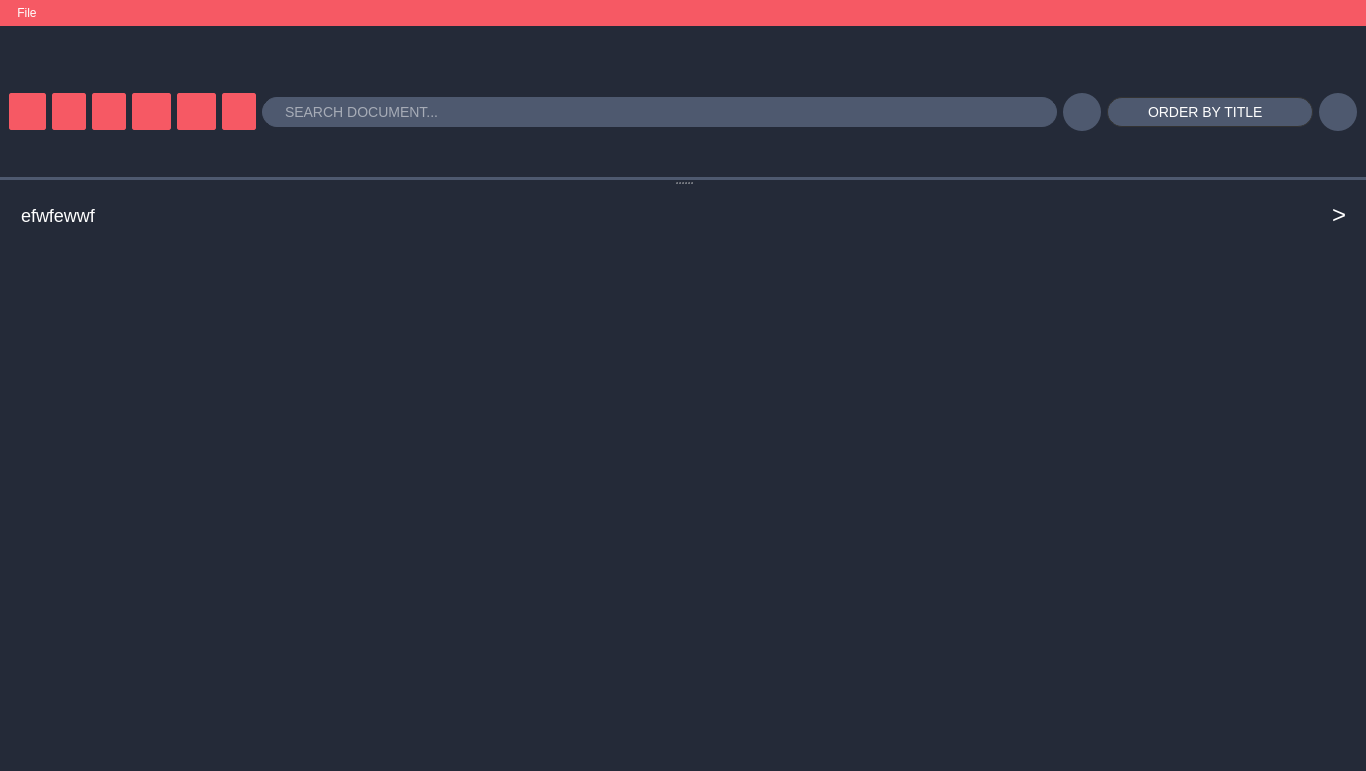
aleoli/Shared-Editor, file src/client/gui/ui/docsbrowser.ui: the form before one commit.
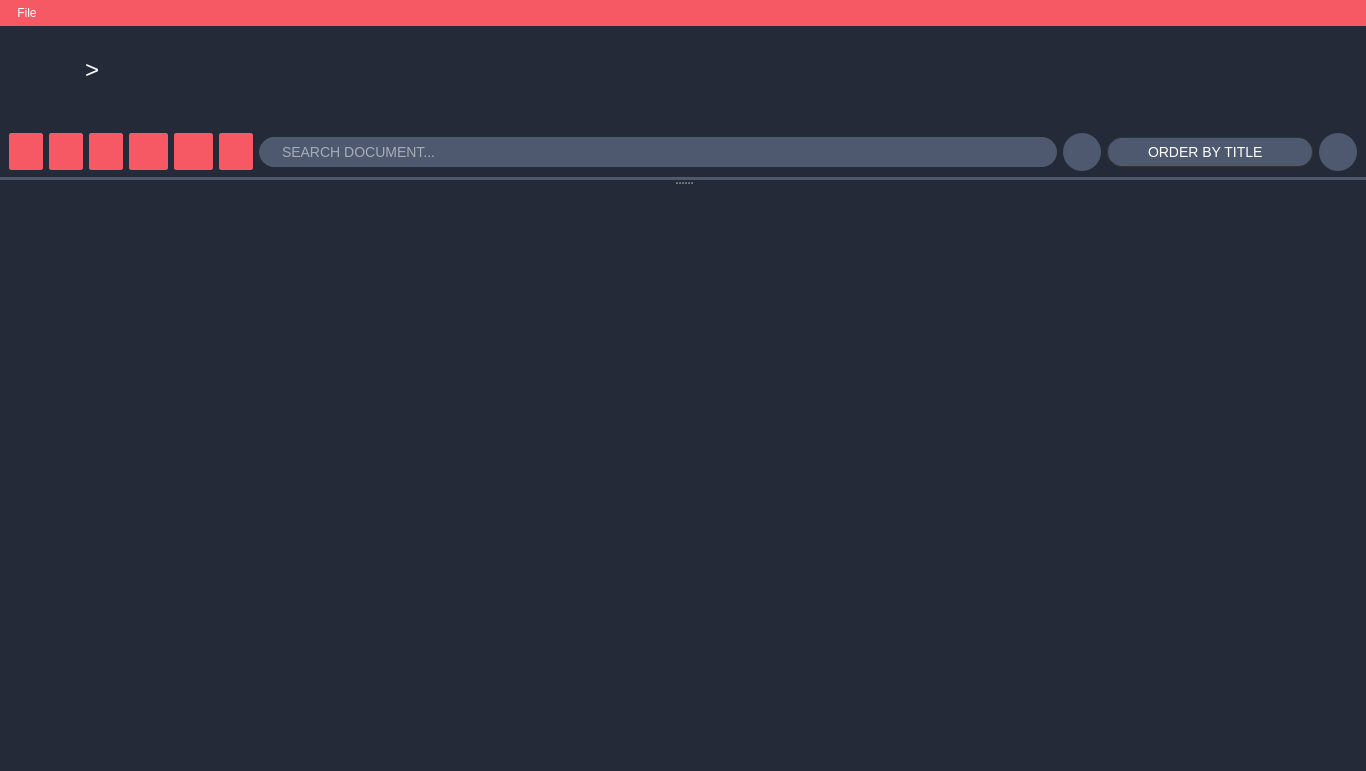
The form after the commit. Icons and pictures are not drawn.

Patch:
```diff
--- a/src/client/gui/ui/docsbrowser.ui
+++ b/src/client/gui/ui/docsbrowser.ui
@@ -53,119 +53,33 @@
 	border-radius: 7px
 }
 
-/*QScrollBar::add-line:horizontal {
-	border: 2px solid #242a38;background-color: #242a38;
-    height: 25px;
-	subcontrol-position: left;
-	subcontrol-origin: margin;
-}*/
-</string>
-   </property>
-   <layout class="QHBoxLayout" name="horizontalLayout">
-    <item alignment="Qt::AlignTop">
-     <widget class="QWidget" name="path_widget" native="true">
-      <property name="maximumSize">
-       <size>
-        <width>16777215</width>
-        <height>40</height>
-       </size>
-      </property>
-      <property name="styleSheet">
-       <string notr="true"/>
-      </property>
+                    /*QScrollBar::add-line:horizontal {
+                    border: 2px solid #242a38;background-color: #242a38;
+                    height: 25px;
+                    subcontrol-position: left;
+                    subcontrol-origin: margin;
+                    }*/
+                </string>
+            </property>
       <layout class="QGridLayout" name="gridLayout">
        <item row="0" column="0">
-        <layout class="QHBoxLayout" name="path_layout">
-         <property name="spacing">
-          <number>6</number>
-         </property>
-         <property name="topMargin">
-          <number>0</number>
-         </property>
-         <property name="bottomMargin">
-          <number>0</number>
-         </property>
-         <item>
-          <widget class="QPushButton" name="btn_path">
-           <property name="maximumSize">
-            <size>
-             <width>16777215</width>
-             <height>16777215</height>
-            </size>
-           </property>
-           <property name="font">
-            <font>
-             <pointsize>-1</pointsize>
-             <weight>50</weight>
-             <italic>false</italic>
-             <bold>false</bold>
-             <strikeout>false</strikeout>
-            </font>
-           </property>
-           <property name="toolTip">
-            <string>go to this folder</string>
-           </property>
-           <property name="whatsThis">
-            <string>&lt;html&gt;&lt;head/&gt;&lt;body&gt;&lt;p align=&quot;center&quot;&gt;&lt;br/&gt;&lt;/p&gt;&lt;/body&gt;&lt;/html&gt;</string>
-           </property>
+                    <widget class="QScrollArea" name="scrollArea">
            <property name="styleSheet">
-            <string notr="true">QPushButton:focus {
-   outline: none;
-}
-
-QPushButton {
-	background: transparent;
-	font: 18px;
-	color: white;
-	padding: 1 3 1 3;
-	border-width: 0px;
-    border-radius: 3px;
-	text-align: left;
-}
-
-QPushButton:hover {
-background: #4e596f;
-}
-
-QPushButton:pressed {
-background: #f76163;
-}
-
-QToolTip{
-	background: none;
-	border: none;
-	margin-left: 0px;
-	margin-right: 0px;
-}</string>
-           </property>
-           <property name="text">
-            <string>efwfewwf</string>
-           </property>
-          </widget>
-         </item>
-         <item>
-          <widget class="QLabel" name="path_separator">
-           <property name="maximumSize">
-            <size>
-             <width>16</width>
-             <height>16777215</height>
-            </size>
-           </property>
-           <property name="styleSheet">
-            <string notr="true">QLabel{
-border: none;
-color: white;
-font: 24px;
-}</string>
-           </property>
-           <property name="text">
-            <string>&gt;</string>
-           </property>
-          </widget>
-         </item>
-        </layout>
-       </item>
-      </layout>
+                            <string notr="true">border: none;</string>
+                        </property>
+                        <property name="widgetResizable">
+                            <bool>true</bool>
+                        </property>
+                        <widget class="QWidget" name="scrollArea_docs">
+                            <property name="geometry">
+                                <rect>
+                                    <x>0</x>
+                                    <y>0</y>
+                                    <width>1348</width>
+                                    <height>562</height>
+                                </rect>
+                            </property>
+                        </widget>
      </widget>
     </item>
    </layout>
@@ -302,6 +216,104 @@
        <property name="leftMargin">
         <number>0</number>
        </property>
+                            <item>
+                                <widget class="QWidget" name="pathWidget" native="true">
+                                    <property name="styleSheet">
+                                        <string notr="true">border: none;</string>
+                                    </property>
+                                    <widget class="QWidget" name="layoutWidget">
+                                        <property name="geometry">
+                                            <rect>
+                                                <x>0</x>
+                                                <y>0</y>
+                                                <width>92</width>
+                                                <height>31</height>
+                                            </rect>
+                                        </property>
+                                        <layout class="QHBoxLayout" name="path">
+                                            <property name="spacing">
+                                                <number>6</number>
+                                            </property>
+                                            <property name="topMargin">
+                                                <number>0</number>
+                                            </property>
+                                            <item alignment="Qt::AlignLeft">
+                                                <widget class="QPushButton" name="btn_path">
+                                                    <property name="maximumSize">
+                                                        <size>
+                                                            <width>16777215</width>
+                                                            <height>16777215</height>
+                                                        </size>
+                                                    </property>
+                                                    <property name="font">
+                                                        <font>
+                                                            <pointsize>-1</pointsize>
+                                                            <weight>50</weight>
+                                                            <italic>false</italic>
+                                                            <bold>false</bold>
+                                                            <strikeout>false</strikeout>
+                                                        </font>
+                                                    </property>
+                                                    <property name="toolTip">
+                                                        <string>go to this folder</string>
+                                                    </property>
+                                                    <property name="styleSheet">
+                                                        <string notr="true">QPushButton:focus {
+                                                            outline: none;
+                                                            }
+
+                                                            QPushButton {
+                                                            background: transparent;
+                                                            font: 18px;
+                                                            color: white;
+                                                            padding: 1 3 1 3;
+                                                            border-width: 0px;
+                                                            border-radius: 3px;
+                                                            text-align: left;
+                                                            }
+
+                                                            QPushButton:hover {
+                                                            background: #4e596f;
+                                                            }
+
+                                                            QPushButton:pressed {
+                                                            background: #f76163;
+                                                            }
+
+                                                            QToolTip{
+                                                            background: none;
+                                                            border: none;
+                                                            margin-left: 0px;
+                                                            margin-right: 0px;
+                                                            }</string>
+                                                    </property>
+                                                    <property name="text">
+                                                        <string/>
+                                                    </property>
+                                                </widget>
+                                            </item>
+                                            <item>
+                                                <widget class="QLabel" name="path_separator">
+                                                    <property name="maximumSize">
+                                                        <size>
+                                                            <width>16</width>
+                                                            <height>16777215</height>
+                                                        </size>
+                                                    </property>
+                                                    <property name="styleSheet">
+                                                        <string notr="true">border: none;
+                                                            color: white;
+                                                            font: 24px;</string>
+                                                    </property>
+                                                    <property name="text">
+                                                        <string>&gt;</string>
+                                                    </property>
+                                                </widget>
+                                            </item>
+                                        </layout>
+                                    </widget>
+                                </widget>
+                            </item>
        <item>
         <layout class="QHBoxLayout" name="buttons">
          <property name="leftMargin">
@@ -309,12 +321,6 @@
          </property>
          <item>
           <widget class="QPushButton" name="btn_home">
-           <property name="minimumSize">
-            <size>
-             <width>37</width>
-             <height>37</height>
-            </size>
-           </property>
            <property name="maximumSize">
             <size>
              <width>74</width>
@@ -333,18 +339,15 @@
    outline: none;
 }
 
-QPushButton {
-background-color: #f65964;
-border: 1px solid #f65964;
-border-radius: 2px;
-background-image: url(:/res/home_off.png);
-background-repeat: no-repeat;
-background-position: center center;
-/*margin-left: 50px;
-margin-right: 50px;*/
-padding-top: 5px;
-padding-bottom: 5px;
-}
+                                                    QPushButton {
+                                                    background: #f65964;
+                                                    border: 1px solid #f65964;
+                                                    border-radius: 2px;
+                                                    /*margin-left: 50px;
+                                                    margin-right: 50px;*/
+                                                    padding-top: 5px;
+                                                    padding-bottom: 5px;
+                                                    }
 
 QPushButton:hover {
 /*background: qradialgradient(
```
Left out of the diff: 662 changed lines with no effect on the pictures. Lines whose indentation alone changed are shown as unchanged.
